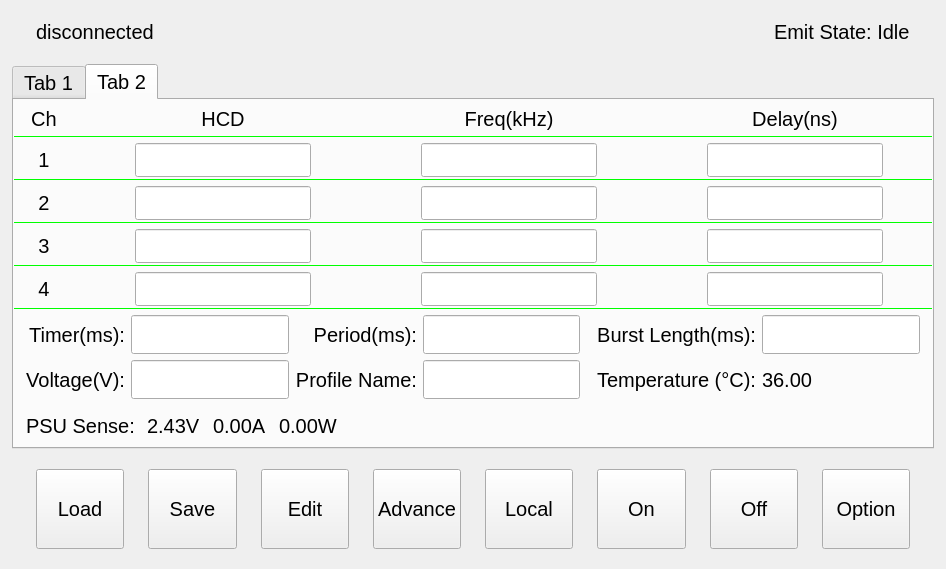
Above: mainwindowhifu.ui from wangmeng08/BCI before the change. Below: the same form after it.
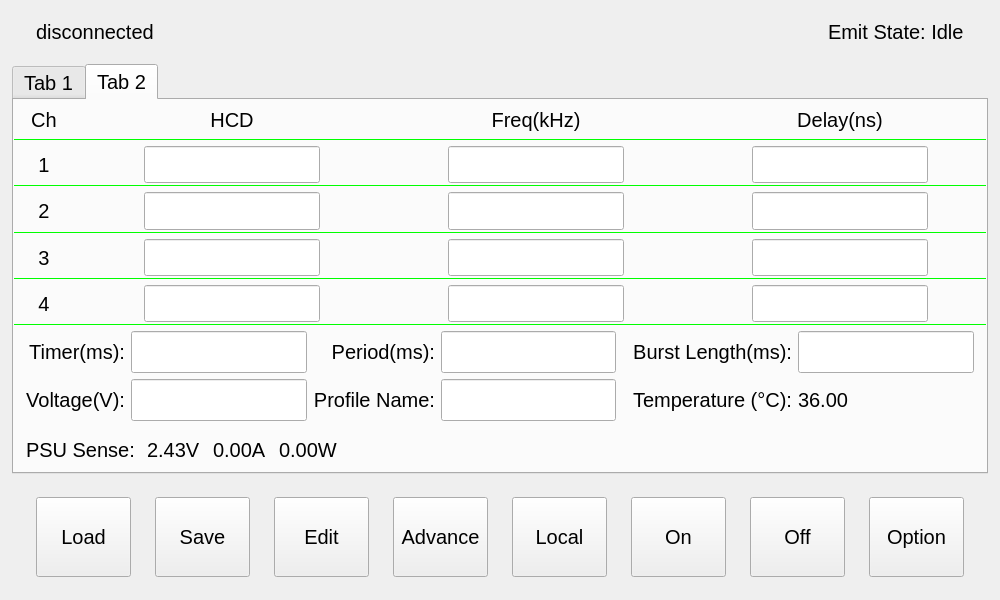
That is the form after the change. The open tabs and pages were chosen to show the change.

```diff
--- a/mainwindowhifu.ui
+++ b/mainwindowhifu.ui
@@ -1,21 +1,20 @@
 <?xml version="1.0" encoding="UTF-8"?>
 <ui version="4.0">
  <class>MainWindowHIFU</class>
- <widget class="QMainWindow" name="MainWindowHIFU">
+ <widget class="QWidget" name="MainWindowHIFU">
   <property name="geometry">
    <rect>
     <x>0</x>
     <y>0</y>
-    <width>946</width>
-    <height>569</height>
+    <width>1000</width>
+    <height>600</height>
    </rect>
   </property>
   <property name="windowTitle">
    <string>MainWindow</string>
   </property>
-  <widget class="QWidget" name="centralwidget">
    <property name="styleSheet">
-    <string notr="true">font:15pt;</string>
+   <string notr="true">font:20px;</string>
    </property>
    <layout class="QVBoxLayout" name="verticalLayout" stretch="0,4,1">
     <property name="spacing">
@@ -2109,17 +2108,6 @@
      </widget>
     </item>
    </layout>
-  </widget>
-  <widget class="QMenuBar" name="menubar">
-   <property name="geometry">
-    <rect>
-     <x>0</x>
-     <y>0</y>
-     <width>946</width>
-     <height>21</height>
-    </rect>
-   </property>
-  </widget>
  </widget>
  <resources/>
  <connections/>
```
Left out of the diff: 2 changed lines with no effect on the pictures. Lines whose indentation alone changed are shown as unchanged.
